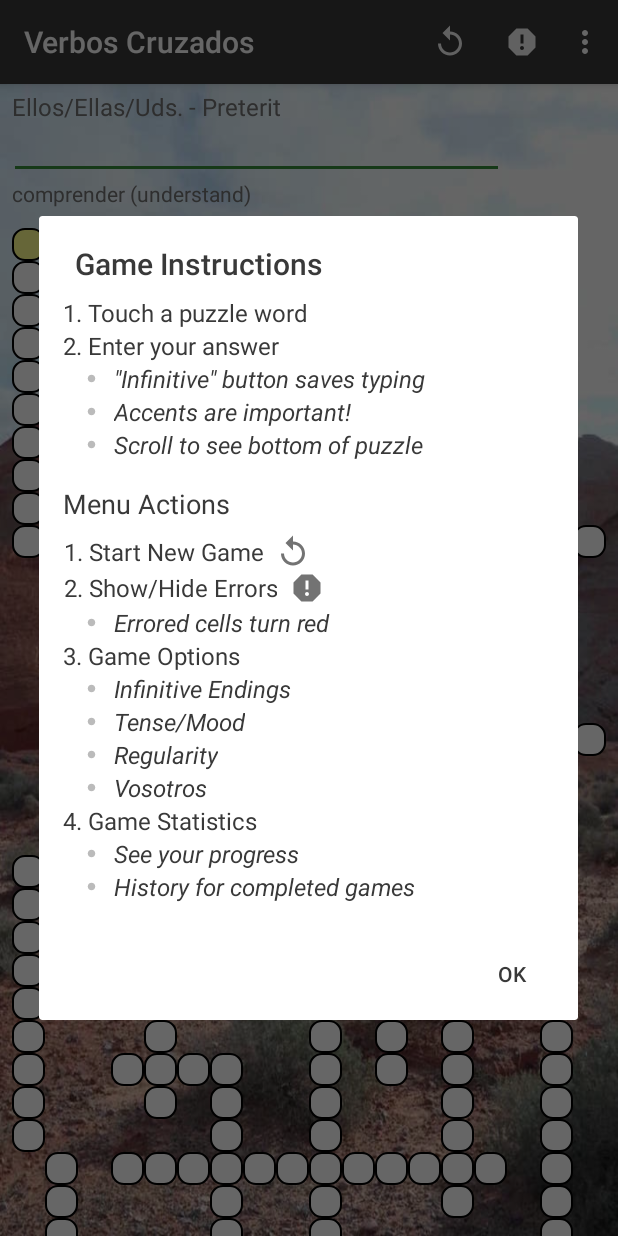
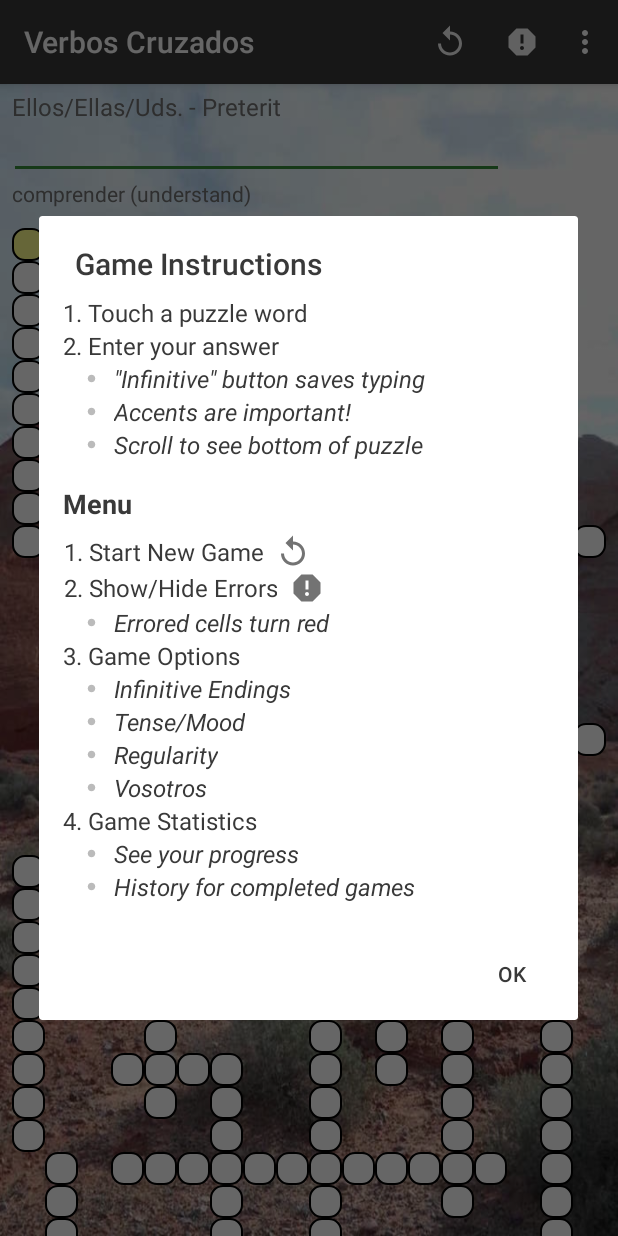
Before and after one commit to diana-seattle/verbos-cruzados, an Android app: the screen it shows after launch (MainActivity), in the options menu, after a tap on "Help", on a phone screen of 412 x 824 dp. Run offline under Robolectric (Android 15) with nearby library versions, the phone set to English and light mode, and no system bars; our stand-ins replace RxJava; 1 statement that could not run was skipped.

Commit message:
Help screen refinement

```diff
--- a/feature/src/main/java/org/indiv/dls/games/verboscruzados/feature/MainActivity.kt
+++ b/feature/src/main/java/org/indiv/dls/games/verboscruzados/feature/MainActivity.kt
@@ -16,7 +16,6 @@ package org.indiv.dls.games.verboscruzados.feature
 // TODO: optimizing drawing of puzzle (eliminate spacer views)
 // TODO: fix layout algorithm to use more short words & variability (80% rule)
 // TODO: app icons
-// TODO: help screen
 
 
 // https://pixnio.com/nature-landscapes/deserts/desert-landscape-herb-canyon-dry-geology-mountain
--- a/feature/src/main/res/layout/fragment_help_dialog.xml
+++ b/feature/src/main/res/layout/fragment_help_dialog.xml
@@ -38,9 +38,10 @@
             android:layout_height="wrap_content"
             android:paddingBottom="@dimen/half_margin"
             android:paddingTop="@dimen/default_margin"
-            android:text="@string/dialog_help_actions"
+            android:text="@string/dialog_help_menu_title"
             android:textColor="@color/soft_black"
-            android:textSize="@dimen/large"/>
+            android:textSize="@dimen/large"
+            android:textStyle="bold"/>
 
         <!-- starting new game -->
         <TextView
--- a/feature/src/main/res/values/strings.xml
+++ b/feature/src/main/res/values/strings.xml
@@ -30,7 +30,7 @@
     <string name="dialog_help_infinitive_button">\"Infinitive\" button saves typing</string>
     <string name="dialog_help_accents">Accents are important!</string>
     <string name="dialog_help_scrolling">Scroll to see bottom of puzzle</string>
-    <string name="dialog_help_actions">Menu Actions</string>
+    <string name="dialog_help_menu_title">Menu</string>
     <string name="dialog_help_startnewgame">1. Start New Game</string>
     <string name="dialog_help_showerrors">2. Show/Hide Errors</string>
     <string name="dialog_help_gameoptions">3. Game Options</string>
```
